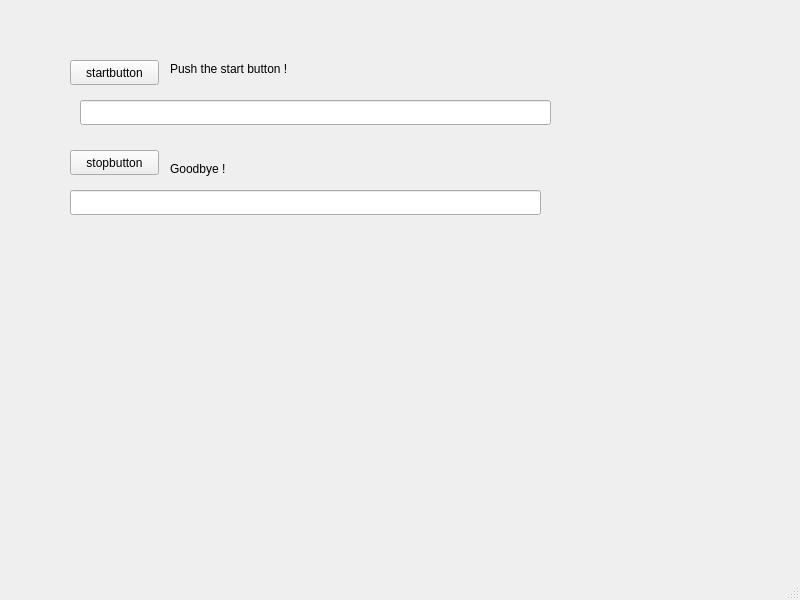
The window that test.ui (MinhDung0803/face_mask_reg_gui) describes before a commit, drawn with Qt 5.
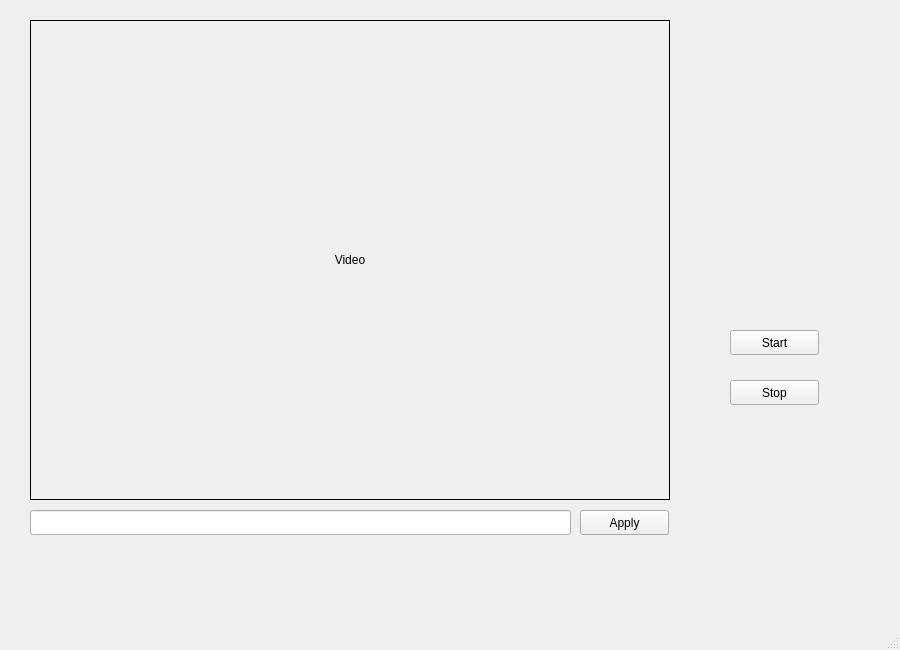
The same window after the commit.

Commit message: done camera source done save path done alarm option done stop start

The edit to the form file:
```diff
--- a/test.ui
+++ b/test.ui
@@ -6,87 +6,87 @@
    <rect>
     <x>0</x>
     <y>0</y>
-    <width>800</width>
-    <height>600</height>
+    <width>900</width>
+    <height>650</height>
    </rect>
   </property>
   <property name="windowTitle">
    <string>MainWindow</string>
   </property>
+  <property name="autoFillBackground">
+   <bool>true</bool>
+  </property>
   <widget class="QWidget" name="centralwidget">
-   <widget class="QPushButton" name="startbutton">
+   <widget class="QLabel" name="display_video">
     <property name="geometry">
      <rect>
-      <x>70</x>
-      <y>60</y>
+      <x>30</x>
+      <y>20</y>
+      <width>640</width>
+      <height>480</height>
+     </rect>
+    </property>
+    <property name="frameShape">
+     <enum>QFrame::Box</enum>
+    </property>
+    <property name="text">
+     <string>Video</string>
+    </property>
+    <property name="alignment">
+     <set>Qt::AlignCenter</set>
+    </property>
+   </widget>
+   <widget class="QLineEdit" name="input">
+    <property name="geometry">
+     <rect>
+      <x>30</x>
+      <y>510</y>
+      <width>541</width>
+      <height>25</height>
+     </rect>
+    </property>
+   </widget>
+   <widget class="QPushButton" name="start_button">
+    <property name="geometry">
+     <rect>
+      <x>730</x>
+      <y>330</y>
       <width>89</width>
       <height>25</height>
      </rect>
     </property>
     <property name="text">
-     <string>startbutton</string>
+     <string>Start</string>
     </property>
    </widget>
    <widget class="QPushButton" name="stopbutton">
     <property name="geometry">
      <rect>
-      <x>70</x>
-      <y>150</y>
+      <x>730</x>
+      <y>380</y>
       <width>89</width>
       <height>25</height>
      </rect>
     </property>
     <property name="text">
-     <string>stopbutton</string>
+     <string>Stop</string>
     </property>
    </widget>
-   <widget class="QLabel" name="status_start_button">
+   <widget class="QPushButton" name="applybutton">
     <property name="geometry">
      <rect>
-      <x>170</x>
-      <y>60</y>
-      <width>371</width>
-      <height>17</height>
-     </rect>
-    </property>
-    <property name="text">
-     <string>Push the start button !</string>
-    </property>
-   </widget>
-   <widget class="QLabel" name="status_stop_button">
-    <property name="geometry">
-     <rect>
-      <x>170</x>
-      <y>160</y>
-      <width>371</width>
-      <height>17</height>
-     </rect>
-    </property>
-    <property name="text">
-     <string>Goodbye !</string>
-    </property>
-   </widget>
-   <widget class="QLineEdit" name="input1">
-    <property name="geometry">
-     <rect>
-      <x>80</x>
-      <y>100</y>
-      <width>471</width>
+      <x>580</x>
+      <y>510</y>
+      <width>89</width>
       <height>25</height>
      </rect>
     </property>
-   </widget>
-   <widget class="QLineEdit" name="input2">
-    <property name="geometry">
-     <rect>
-      <x>70</x>
-      <y>190</y>
-      <width>471</width>
-      <height>25</height>
-     </rect>
+    <property name="text">
+     <string>Apply</string>
     </property>
    </widget>
   </widget>
+  <widget class="QStatusBar" name="statusbar"/>
   <widget class="QMenuBar" name="menubar">
    <property name="geometry">
     <rect>
@@ -97,7 +97,6 @@
     </rect>
    </property>
   </widget>
-  <widget class="QStatusBar" name="statusbar"/>
  </widget>
  <resources/>
  <connections/>
```
Left out of the diff: 5 changed lines with no effect on the pictures. The commit also changes 12 other files.
